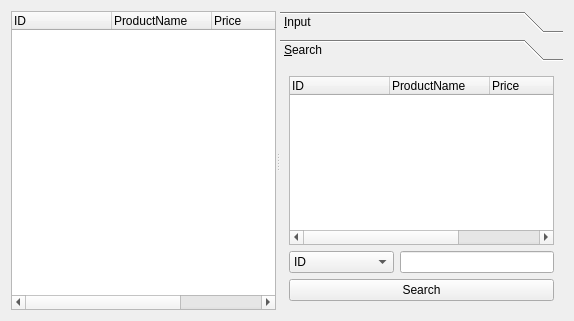
KimYooseon/osstem, file productmanagerform.ui: the form before one commit.
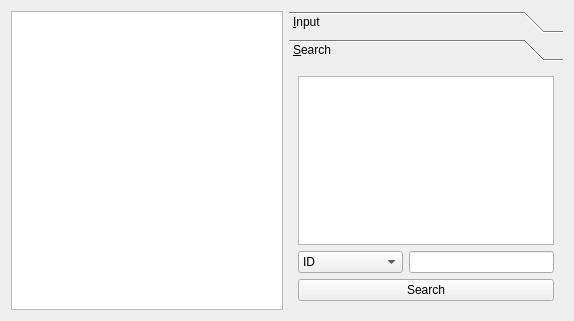
The form after the commit.

What changed in the file:
```diff
--- a/productmanagerform.ui
+++ b/productmanagerform.ui
@@ -13,40 +13,28 @@
   <property name="windowTitle">
    <string>Form</string>
   </property>
-  <layout class="QHBoxLayout" name="horizontalLayout_3">
+  <layout class="QHBoxLayout" name="horizontalLayout_2">
    <item>
-    <widget class="QSplitter" name="splitter">
-     <property name="orientation">
-      <enum>Qt::Horizontal</enum>
-     </property>
-     <widget class="QTreeWidget" name="treeWidget">
-      <property name="rootIsDecorated">
-       <bool>false</bool>
-      </property>
-      <property name="itemsExpandable">
-       <bool>false</bool>
-      </property>
-      <column>
-       <property name="text">
-        <string>ID</string>
-       </property>
-      </column>
-      <column>
-       <property name="text">
-        <string>ProductName</string>
-       </property>
-      </column>
-      <column>
-       <property name="text">
-        <string>Price</string>
-       </property>
-      </column>
-      <column>
-       <property name="text">
-        <string>Category</string>
-       </property>
-      </column>
-     </widget>
+    <layout class="QGridLayout" name="gridLayout">
+     <item row="1" column="0">
+      <widget class="QTableView" name="productTableView">
+       <property name="editTriggers">
+        <set>QAbstractItemView::NoEditTriggers</set>
+       </property>
+       <property name="alternatingRowColors">
+        <bool>true</bool>
+       </property>
+       <property name="selectionBehavior">
+        <enum>QAbstractItemView::SelectRows</enum>
+       </property>
+       <attribute name="verticalHeaderVisible">
+        <bool>false</bool>
+       </attribute>
+      </widget>
+     </item>
+    </layout>
+   </item>
+   <item>
      <widget class="QToolBox" name="toolBox">
       <property name="currentIndex">
        <number>1</number>
@@ -56,7 +44,7 @@
         <rect>
          <x>0</x>
          <y>0</y>
-         <width>286</width>
+        <width>279</width>
          <height>261</height>
         </rect>
        </property>
@@ -162,7 +150,7 @@
         <rect>
          <x>0</x>
          <y>0</y>
-         <width>286</width>
+        <width>279</width>
          <height>261</height>
         </rect>
        </property>
@@ -171,30 +159,16 @@
        </attribute>
        <layout class="QVBoxLayout" name="verticalLayout_4">
         <item>
-         <widget class="QTreeWidget" name="searchTreeWidget">
-          <property name="rootIsDecorated">
-           <bool>false</bool>
-          </property>
-          <column>
-           <property name="text">
-            <string>ID</string>
-           </property>
-          </column>
-          <column>
-           <property name="text">
-            <string>ProductName</string>
-           </property>
-          </column>
-          <column>
-           <property name="text">
-            <string>Price</string>
-           </property>
-          </column>
-          <column>
-           <property name="text">
-            <string>Category</string>
-           </property>
-          </column>
+        <widget class="QTableView" name="searchTableView">
+         <property name="editTriggers">
+          <set>QAbstractItemView::NoEditTriggers</set>
+         </property>
+         <property name="showGrid">
+          <bool>true</bool>
+         </property>
+         <attribute name="verticalHeaderVisible">
+          <bool>true</bool>
+         </attribute>
          </widget>
         </item>
         <item>
@@ -236,7 +210,6 @@
          </widget>
         </item>
        </layout>
-      </widget>
      </widget>
     </widget>
    </item>
```
Lines whose indentation alone changed are shown as unchanged.
